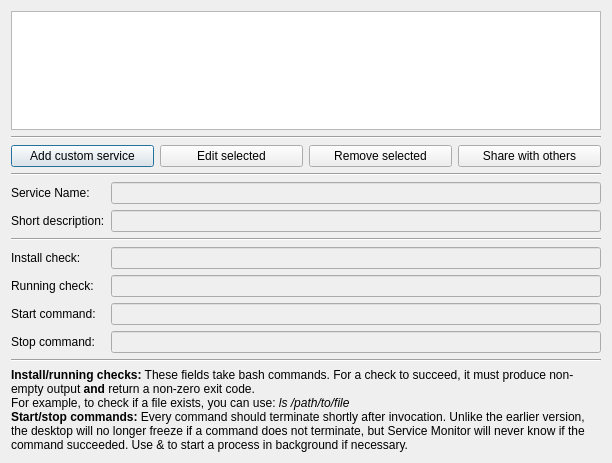
mbleichner/service-monitor, file contents/code/dialogs/Custom.ui: the form before one commit.
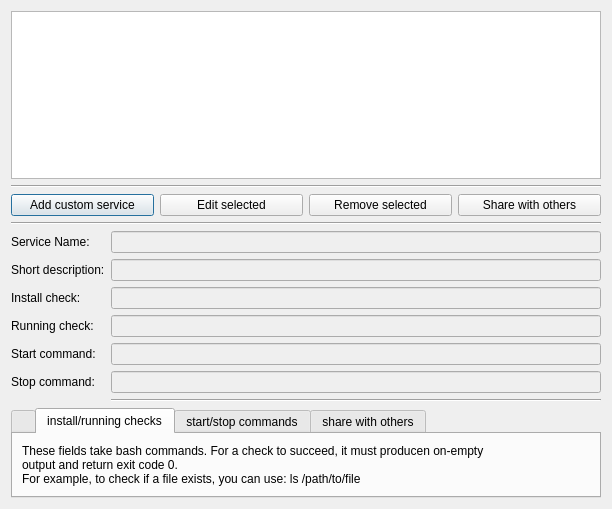
The form after the commit. The open tabs and pages were chosen to show the change. Icons and pictures are not drawn.

Commit message: redesigned help (texts not completely finished)

```diff
--- a/contents/code/dialogs/Custom.ui
+++ b/contents/code/dialogs/Custom.ui
@@ -7,7 +7,7 @@
     <x>0</x>
     <y>0</y>
     <width>612</width>
-    <height>463</height>
+    <height>509</height>
    </rect>
   </property>
   <property name="windowTitle">
@@ -119,20 +119,7 @@
        </property>
       </widget>
      </item>
-     <item row="2" column="0" colspan="2">
-      <widget class="Line" name="line1">
-       <property name="sizePolicy">
-        <sizepolicy hsizetype="Minimum" vsizetype="Fixed">
-         <horstretch>0</horstretch>
-         <verstretch>0</verstretch>
-        </sizepolicy>
-       </property>
-       <property name="orientation">
-        <enum>Qt::Horizontal</enum>
-       </property>
-      </widget>
-     </item>
-     <item row="3" column="0">
+     <item row="2" column="0">
       <widget class="QLabel" name="installCheckLabel">
        <property name="sizePolicy">
         <sizepolicy hsizetype="Preferred" vsizetype="Fixed">
@@ -148,14 +135,14 @@
        </property>
       </widget>
      </item>
-     <item row="3" column="1">
+     <item row="2" column="1">
       <widget class="QLineEdit" name="installCheckInput">
        <property name="enabled">
         <bool>false</bool>
        </property>
       </widget>
      </item>
-     <item row="4" column="0">
+     <item row="3" column="0">
       <widget class="QLabel" name="runningCheckLabel">
        <property name="sizePolicy">
         <sizepolicy hsizetype="Preferred" vsizetype="Fixed">
@@ -171,14 +158,14 @@
        </property>
       </widget>
      </item>
-     <item row="4" column="1">
+     <item row="3" column="1">
       <widget class="QLineEdit" name="runningCheckInput">
        <property name="enabled">
         <bool>false</bool>
        </property>
       </widget>
      </item>
-     <item row="5" column="0">
+     <item row="4" column="0">
       <widget class="QLabel" name="startCommandLabel">
        <property name="sizePolicy">
         <sizepolicy hsizetype="Preferred" vsizetype="Fixed">
@@ -194,14 +181,14 @@
        </property>
       </widget>
      </item>
-     <item row="5" column="1">
+     <item row="4" column="1">
       <widget class="QLineEdit" name="startCommandInput">
        <property name="enabled">
         <bool>false</bool>
        </property>
       </widget>
      </item>
-     <item row="6" column="0">
+     <item row="5" column="0">
       <widget class="QLabel" name="stopCommandLabel">
        <property name="sizePolicy">
         <sizepolicy hsizetype="Preferred" vsizetype="Fixed">
@@ -217,7 +204,7 @@
        </property>
       </widget>
      </item>
-     <item row="6" column="1">
+     <item row="5" column="1">
       <widget class="QLineEdit" name="stopCommandInput">
        <property name="enabled">
         <bool>false</bool>
@@ -231,32 +218,99 @@
        </property>
       </widget>
      </item>
+     <item row="6" column="1">
+      <widget class="Line" name="line">
+       <property name="orientation">
+        <enum>Qt::Horizontal</enum>
+       </property>
+      </widget>
+     </item>
     </layout>
    </item>
    <item row="4" column="0" colspan="4">
-    <widget class="Line" name="line">
-     <property name="orientation">
-      <enum>Qt::Horizontal</enum>
+    <widget class="QTabWidget" name="helpTabWidget">
+     <property name="currentIndex">
+      <number>0</number>
      </property>
-    </widget>
-   </item>
-   <item row="5" column="0" colspan="4">
-    <widget class="QLabel" name="helpLabel">
-     <property name="text">
-      <string>&lt;!DOCTYPE HTML PUBLIC &quot;-//W3C//DTD HTML 4.0//EN&quot; &quot;http://www.w3.org/TR/REC-html40/strict.dtd&quot;&gt;
-&lt;html&gt;&lt;head&gt;&lt;meta name=&quot;qrichtext&quot; content=&quot;1&quot; /&gt;&lt;style type=&quot;text/css&quot;&gt;
-p, li { white-space: pre-wrap; }
-&lt;/style&gt;&lt;/head&gt;&lt;body style=&quot; font-family:'Nimbus Sans L'; font-size:9pt; font-weight:400; font-style:normal;&quot;&gt;
-&lt;p style=&quot; margin-top:0px; margin-bottom:0px; margin-left:0px; margin-right:0px; -qt-block-indent:0; text-indent:0px;&quot;&gt;&lt;span style=&quot; font-weight:600;&quot;&gt;Install/running checks:&lt;/span&gt; These fields take bash commands. For a check to succeed, it must produce non-empty output &lt;span style=&quot; font-weight:600;&quot;&gt;and&lt;/span&gt; return a non-zero exit code.&lt;/p&gt;
-&lt;p style=&quot; margin-top:0px; margin-bottom:0px; margin-left:0px; margin-right:0px; -qt-block-indent:0; text-indent:0px;&quot;&gt;For example, to check if a file exists, you can use: &lt;span style=&quot; font-style:italic;&quot;&gt;ls /path/to/file&lt;/span&gt;&lt;/p&gt;
-&lt;p style=&quot; margin-top:0px; margin-bottom:0px; margin-left:0px; margin-right:0px; -qt-block-indent:0; text-indent:0px;&quot;&gt;&lt;span style=&quot; font-weight:600;&quot;&gt;Start/stop commands:&lt;/span&gt; Every command should terminate shortly after invocation. Unlike the earlier version, the desktop will no longer freeze if a command does not terminate, but Service Monitor will never know if the command succeeded. Use &amp;amp; to start a process in background if necessary.&lt;/p&gt;&lt;/body&gt;&lt;/html&gt;</string>
-     </property>
-     <property name="textFormat">
-      <enum>Qt::RichText</enum>
-     </property>
-     <property name="wordWrap">
-      <bool>true</bool>
-     </property>
+     <widget class="QWidget" name="help">
+      <attribute name="icon">
+       <iconset resource="../resources/icons/icons.qrc">
+        <normaloff>:/help.png</normaloff>:/help.png</iconset>
+      </attribute>
+      <attribute name="title">
+       <string/>
+      </attribute>
+      <layout class="QVBoxLayout" name="verticalLayout_2">
+       <item>
+        <widget class="QLabel" name="label_2">
+         <property name="text">
+          <string>Here you can create and edit custom service definitions. Tailor them exactly to your
+needs and share useful definitions with other people!</string>
+         </property>
+         <property name="alignment">
+          <set>Qt::AlignLeading|Qt::AlignLeft|Qt::AlignVCenter</set>
+         </property>
+        </widget>
+       </item>
+      </layout>
+     </widget>
+     <widget class="QWidget" name="tab_1">
+      <attribute name="title">
+       <string>install/running checks</string>
+      </attribute>
+      <layout class="QVBoxLayout" name="verticalLayout">
+       <item>
+        <widget class="QLabel" name="label">
+         <property name="sizePolicy">
+          <sizepolicy hsizetype="Minimum" vsizetype="Fixed">
+           <horstretch>0</horstretch>
+           <verstretch>0</verstretch>
+          </sizepolicy>
+         </property>
+         <property name="text">
+          <string>These fields take bash commands. For a check to succeed, it must producen on-empty
+output and return exit code 0.
+For example, to check if a file exists, you can use: ls /path/to/file</string>
+         </property>
+         <property name="wordWrap">
+          <bool>false</bool>
+         </property>
+        </widget>
+       </item>
+      </layout>
+     </widget>
+     <widget class="QWidget" name="tab_2">
+      <attribute name="title">
+       <string>start/stop commands</string>
+      </attribute>
+      <layout class="QVBoxLayout" name="verticalLayout_3">
+       <item>
+        <widget class="QLabel" name="label_3">
+         <property name="text">
+          <string>Every command should terminate shortly after invocation. Unlike the earlier version, the
+desktop will no longer freeze if a command does not terminate, but Service Monitor will never
+know if the command succeeded. Use &quot;&amp;&quot; to start a process in background if necessary.</string>
+         </property>
+        </widget>
+       </item>
+      </layout>
+     </widget>
+     <widget class="QWidget" name="tab_3">
+      <attribute name="title">
+       <string>share with others</string>
+      </attribute>
+      <layout class="QVBoxLayout" name="verticalLayout_4">
+       <item>
+        <widget class="QLabel" name="label_4">
+         <property name="text">
+          <string>Using this button, you can submit a service definition on www.documentroot.net, where
+they may be included in the official sources, so others can download it. If you wish, you
+will be mentioned as author of the submission. Please only submit working definitions!</string>
+         </property>
+        </widget>
+       </item>
+      </layout>
+     </widget>
     </widget>
    </item>
   </layout>
```
The commit also changes 14 other files.
